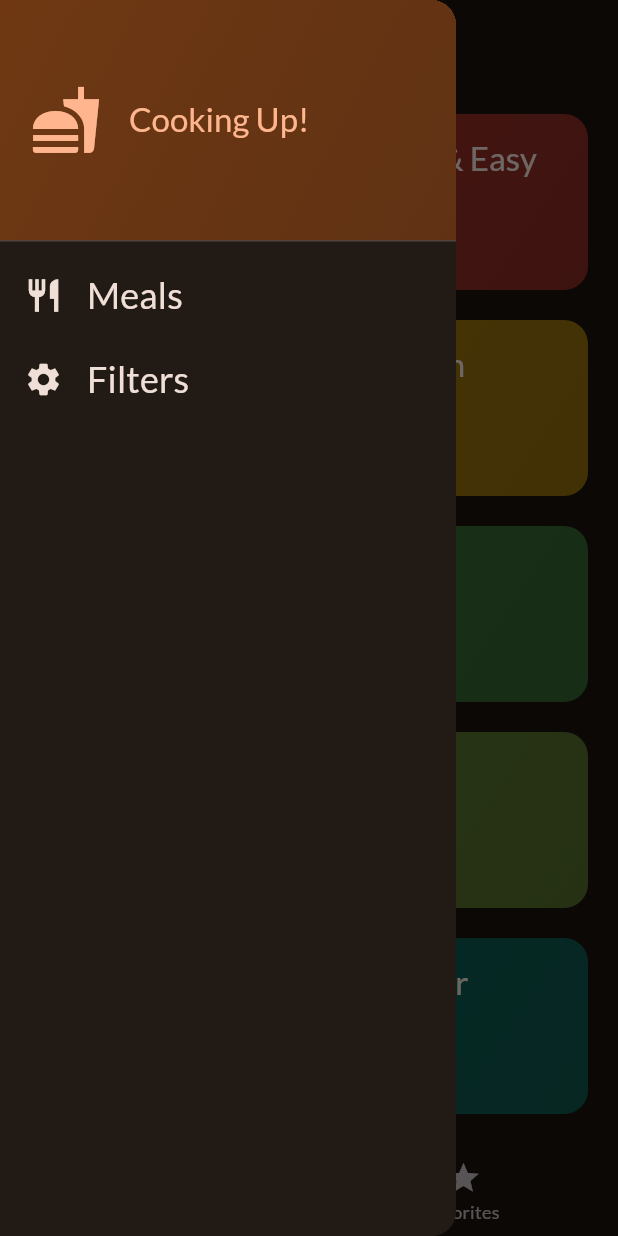
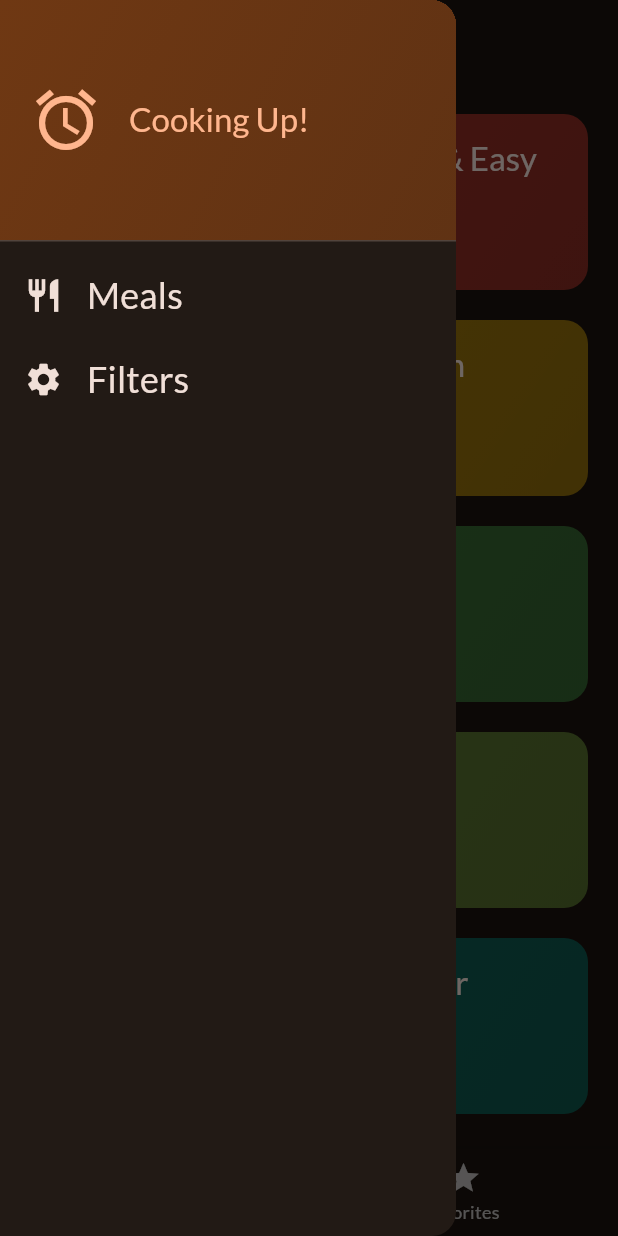
Before and after one commit to SpaceCoupe55/meals, a Flutter app: the screen it shows after launch, with the side drawer open, on a phone screen of 412 x 824 dp. Run offline on Flutter 3.47's test engine with Material 3 defaults, Android fonts, the phone set to English and light mode, and no system bars; our stand-ins replace google_fonts, transparent_image.

Commit message:
icon change

```diff
--- a/lib/widgets/main_drawer.dart
+++ b/lib/widgets/main_drawer.dart
@@ -26,7 +26,7 @@ class MainDrawer extends StatelessWidget {
             child: Row(
               children: [
                 Icon(
-                  Icons.fastfood,
+                  Icons.access_alarms,
                   size: 48,
                   color: Theme.of(context).colorScheme.primary,
                 ),
```
